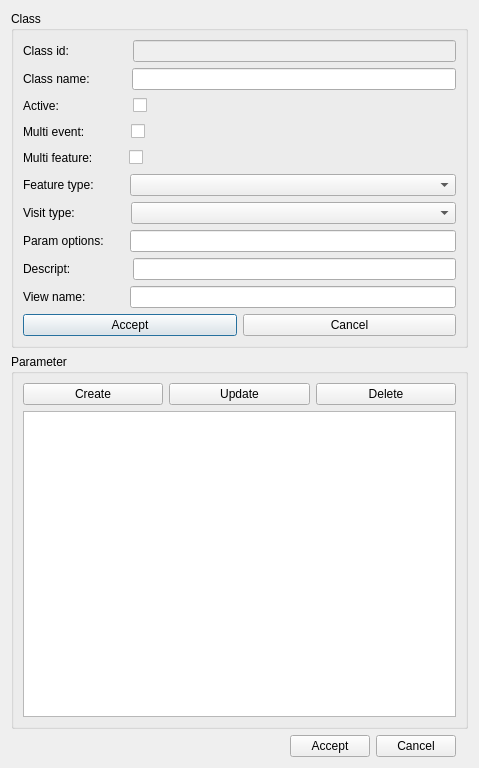
This is core/ui/admin/admin_visitclass.ui in Giswater/giswater_qgis_plugin as Qt 5 draws it before an edit. The edited form follows.
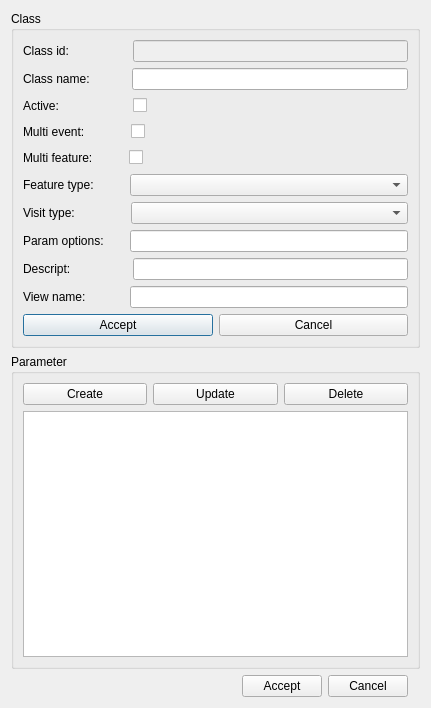
This is the edited form.

Commit message: feat(admin.ui): reorder tab order

```diff
--- a/core/ui/admin/admin_visitclass.ui
+++ b/core/ui/admin/admin_visitclass.ui
@@ -6,8 +6,8 @@
    <rect>
     <x>0</x>
     <y>0</y>
-    <width>479</width>
-    <height>768</height>
+    <width>431</width>
+    <height>708</height>
    </rect>
   </property>
   <property name="windowTitle">
```
Left out of the diff: 20 changed lines with no effect on the pictures. The commit also changes 4 other files.
